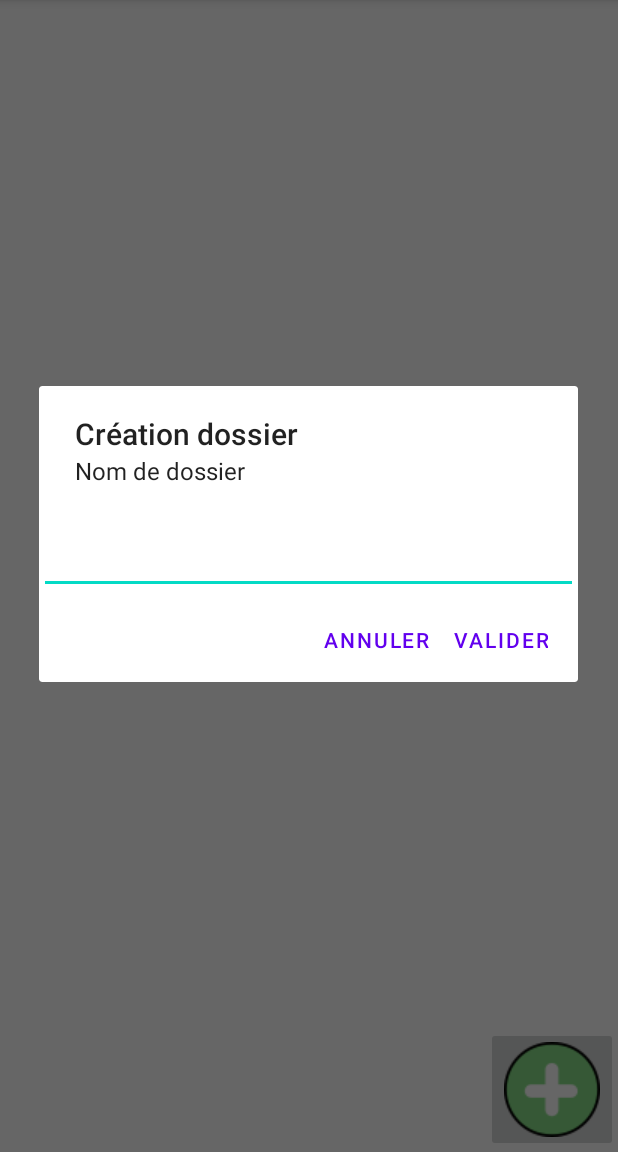
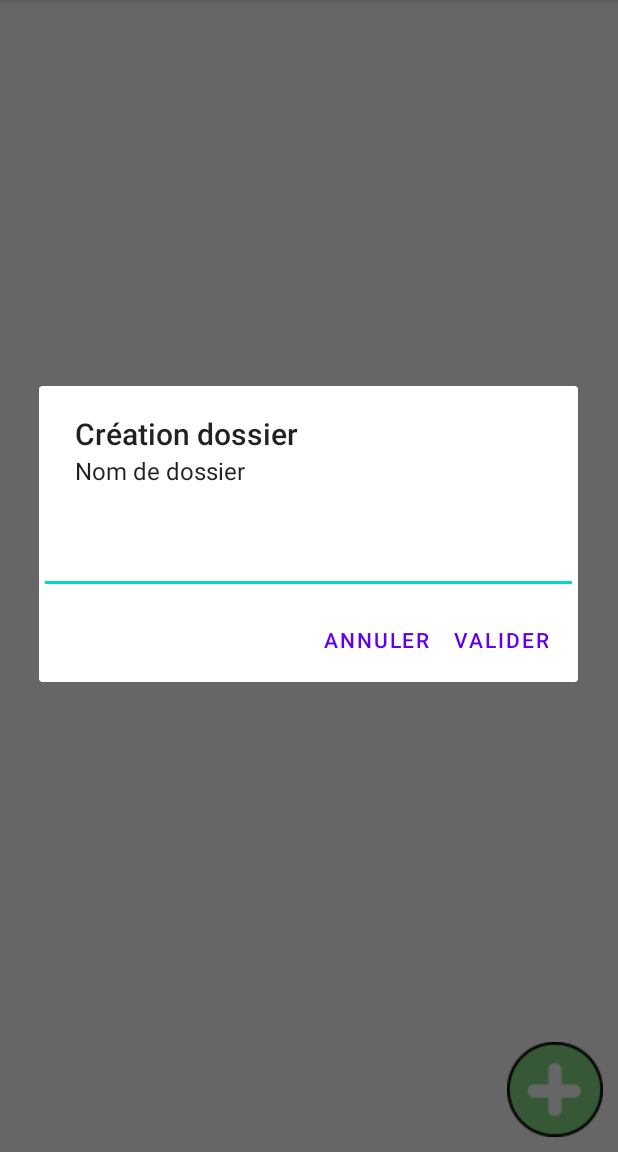
Before and after one commit to JuliaMourier/MEMORIES, an Android app: the screen it shows after launch (ShowFoldersActivity), after a tap on an icon or button, on a phone screen of 412 x 824 dp, the part 84-1236 px from its top. Run offline under Robolectric (Android 15) with nearby library versions, the phone set to English and light mode, and no system bars.

Commit message:
Modification interface + animation boite de dialogue

```diff
--- a/app/src/main/res/layout/activity_show_folders.xml
+++ b/app/src/main/res/layout/activity_show_folders.xml
@@ -11,7 +11,9 @@
         android:layout_height="wrap_content"
         android:rowCount="4"
         android:columnCount="4"
-        android:id="@+id/folder_grid">
+        android:id="@+id/folder_grid"
+        android:layout_gravity="center_horizontal"
+        android:useDefaultMargins="true">
     </GridLayout>
     <FrameLayout
         android:layout_width="match_parent"
@@ -22,7 +24,10 @@
             android:layout_height="wrap_content"
             android:src="@drawable/plus"
             android:id="@+id/add_button"
-            android:layout_gravity="right"></ImageButton>
+            android:layout_gravity="right"
+            android:background="@android:color/transparent"
+            android:paddingRight="10dp"
+            android:paddingBottom="10dp"></ImageButton>
     </FrameLayout>
 
 </FrameLayout>
--- a/app/src/main/res/values-night/themes.xml
+++ b/app/src/main/res/values-night/themes.xml
@@ -13,4 +13,8 @@
         <item name="android:statusBarColor" tools:targetApi="l">?attr/colorPrimaryVariant</item>
         <!-- Customize your theme here. -->
     </style>
+    <style name="MyDialogAnimation">
+        <item name="android:windowEnterAnimation">@android:anim/slide_in_left</item>
+        <item name="android:windowExitAnimation">@android:anim/slide_out_right</item>
+    </style>
 </resources>
```
Also changed, not shown: app/src/main/java/com/example/memories/ShowFoldersActivity.java (+13 -3 lines).
